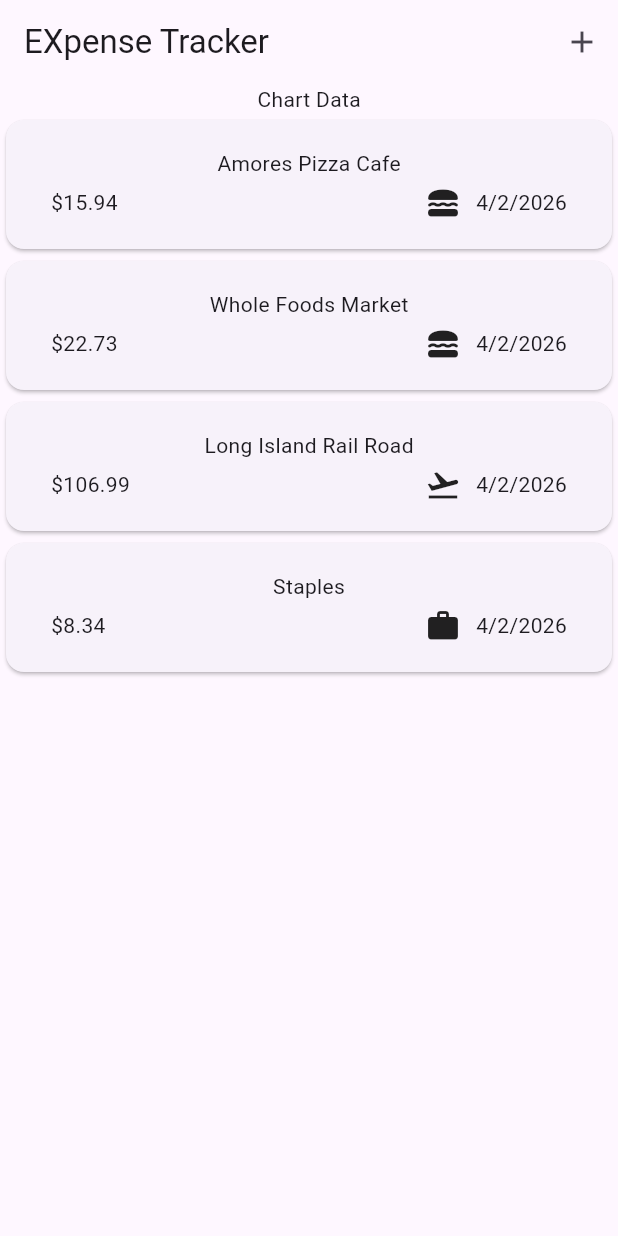
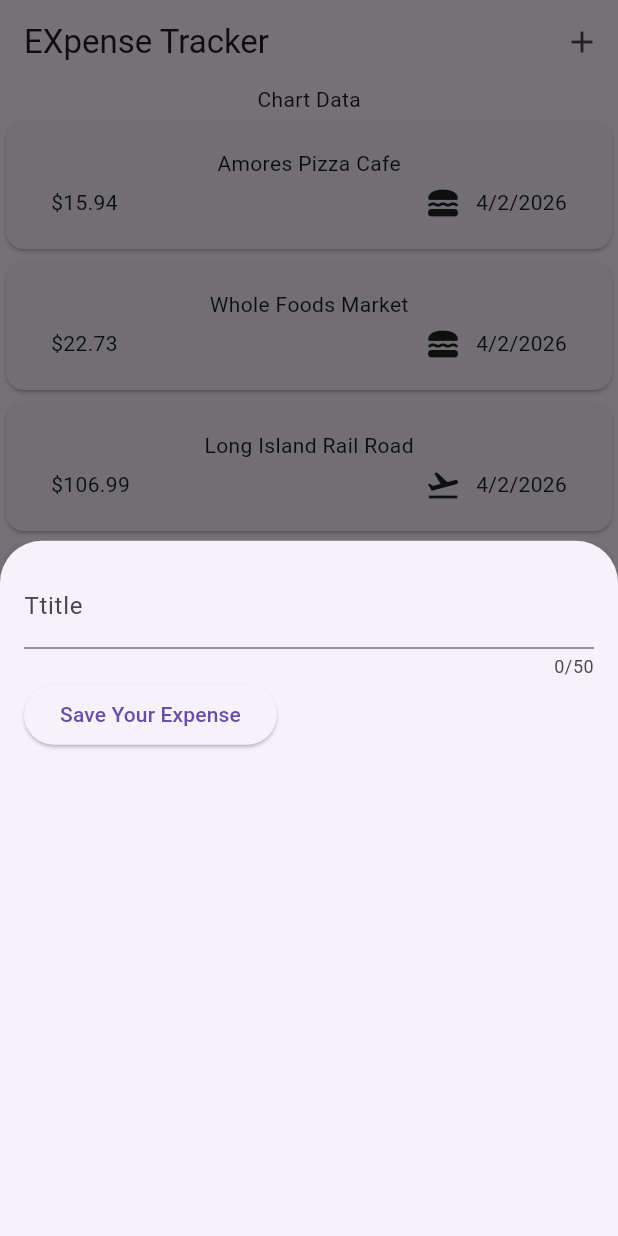
Before and after one commit to Jadenmcko/jaden_expensetracker_march24, a Flutter app: the screen it shows after launch, after a tap on the "add" icon, on a phone screen of 412 x 824 dp. Run offline on Flutter 3.47's test engine with Material 3 defaults, Android fonts, the phone set to English and light mode, and no system bars.

Commit message:
Created the new expense file. Added the Text field. text editing controller, and the "save expense" button. April 2nd.

```diff
--- a/lib/widgets/expenses.dart
+++ b/lib/widgets/expenses.dart
@@ -1,6 +1,7 @@
 import 'package:flutter/material.dart';
 import 'package:jaden_expensetracker_march24/models/expense.dart';
 import 'package:jaden_expensetracker_march24/widgets/expensesList/expensesList.dart';
+import 'package:jaden_expensetracker_march24/widgets/newExpense.dart';
 
 class Expenses extends StatefulWidget{
   const Expenses({super.key});
@@ -10,6 +11,9 @@
   }
 }
 class _ExpensesState extends State<Expenses>{
+  void _openAddExpenseOverlay(){
+    showModalBottomSheet(context: context, builder: (ctx) => Newexpense());
+  }
   final List<Expense> _registeredExpenses = [
     Expense(title: "Amores Pizza Cafe", amount: 15.94, date: DateTime.now(), category: Category.food),
     Expense(title: "Whole Foods Market", amount: 22.73, date: DateTime.now(), category: Category.food),
@@ -20,7 +24,7 @@
   Widget build(BuildContext context) {
     // TODO: implement build
     return Scaffold(appBar: AppBar(title: const Text("EXpense Tracker"),
-    actions: [IconButton(icon: const Icon(Icons.add), onPressed: () {},
+    actions: [IconButton(icon: const Icon(Icons.add), onPressed: _openAddExpenseOverlay,
     )],),
       body: Column(children: [
       Text("Chart Data"),
--- /dev/null
+++ b/lib/widgets/newExpense.dart
@@ -0,0 +1,28 @@
+import 'package:flutter/material.dart';
+import 'package:flutter/widgets.dart';
+
+class Newexpense extends StatefulWidget{
+  const Newexpense({super.key});
+  State<Newexpense> createState(){
+    return _NewexpenseState();
+  }
+}
+class _NewexpenseState extends State<Newexpense>{
+  final _titleController = TextEditingController();
+  @override
+  Widget build(BuildContext context) {
+    // TODO: implement build
+    return Padding(padding: EdgeInsets.all(16),
+    child: Column(children: [
+      TextField(controller: _titleController,maxLength: 50, keyboardType: TextInputType.name, decoration: InputDecoration(
+        label: Text("Ttitle"),),
+        ),
+        Row(children: [
+          //
+        ]),
+        Row(children: [ElevatedButton(onPressed: (){print(_titleController.text);
+        }, child: Text("Save Your Expense"))],)
+      ]),
+    );
+  }
+}
```
